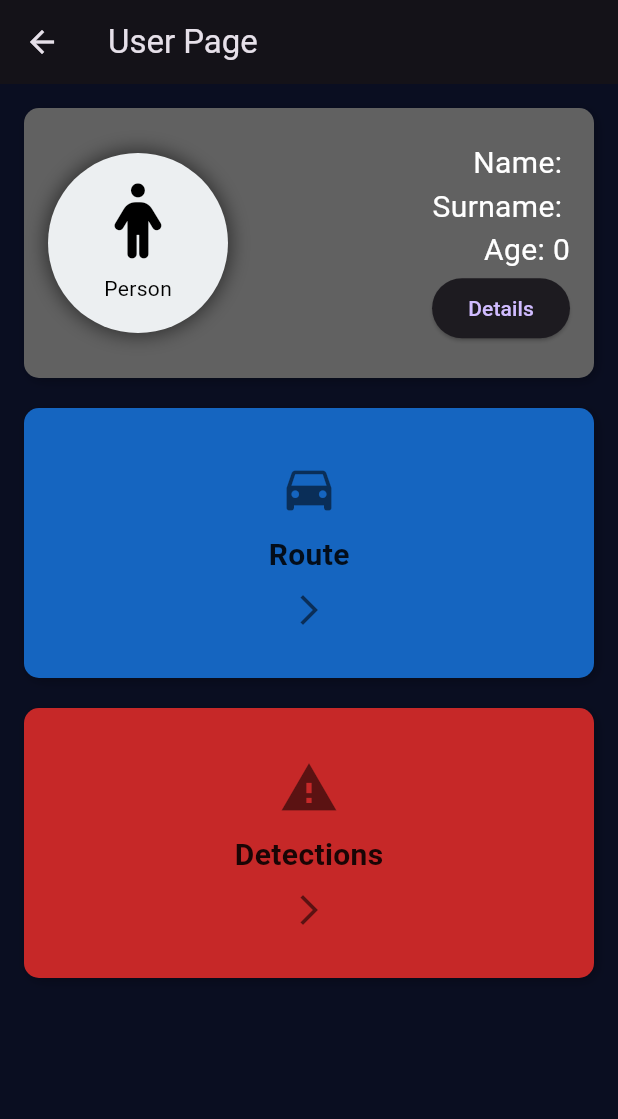
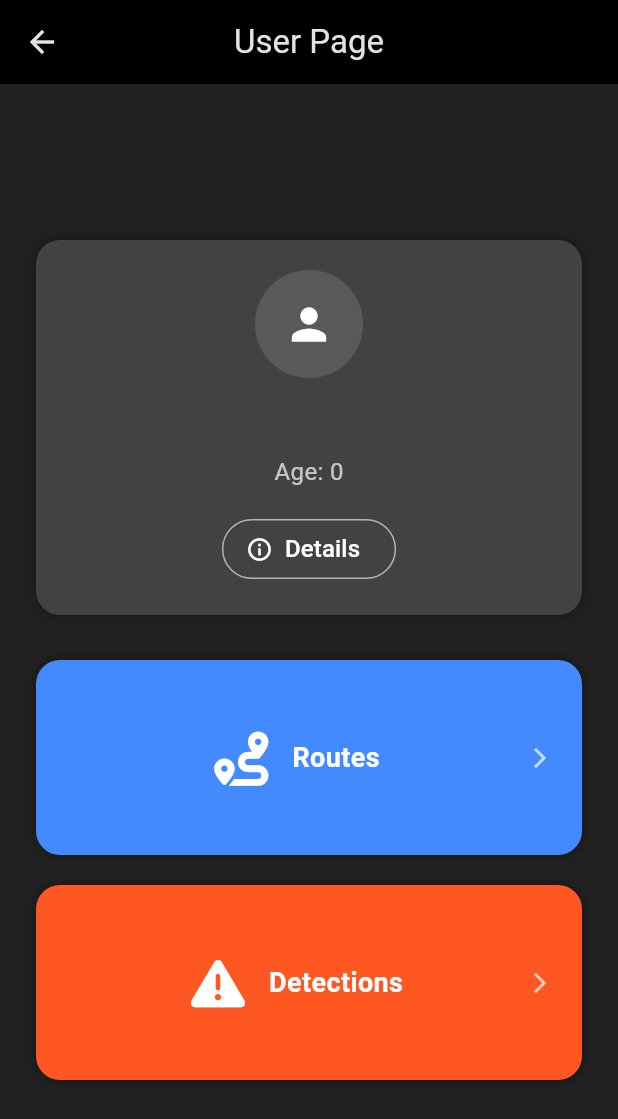
Before and after one commit to Beykn/GuardEye, a Flutter app: the UserPage screen opened by its route, on a phone screen of 412 x 824 dp. Shown: the top 1119 px of the screen. Run offline on Flutter 3.47's test engine with Material 3 defaults, Android fonts, the phone set to English and light mode, and no system bars; our stand-ins replace camera, cloud_firestore, firebase_auth, firebase_core, firebase_storage, font_awesome_flutter and 1 more; missing offline and left inert: tflite_flutter; accounts and stored records are empty.

Commit message:
user page design changed make more efficient

```diff
--- a/graduation/lib/driver_screens/userPage.dart
+++ b/graduation/lib/driver_screens/userPage.dart
@@ -4,7 +4,6 @@ import 'package:font_awesome_flutter/font_awesome_flutter.dart';
 import 'package:graduation/driver_screens/driver_trips_page.dart';
 import 'package:graduation/services/database.dart';
 import 'package:graduation/models/userInfo.dart';
-import 'package:graduation/userIcon.dart';
 import 'package:graduation/driver_screens/detection_details.dart';
 import '../userDetail.dart';
 
@@ -12,7 +11,7 @@ class UserPage extends StatefulWidget {
   const UserPage({super.key});
 
   @override
-  _UserPageState createState() => _UserPageState();
+  State<UserPage> createState() => _UserPageState();
 }
 
 class _UserPageState extends State<UserPage> {
@@ -31,71 +30,69 @@ class _UserPageState extends State<UserPage> {
   @override
   Widget build(BuildContext context) {
     return Scaffold(
-      appBar: AppBar(title: const Text("User Page")),
-      body: Padding(
-        padding: const EdgeInsets.all(16.0),
-        child: FutureBuilder<Driver?>(
+      backgroundColor: Colors.grey.shade900,
+      appBar: AppBar(
+        title: const Text("User Page"),
+        centerTitle: true,
+        backgroundColor: Colors.black,
+      ),
+      body: FutureBuilder<Driver?>(
         future: userDataFuture,
         builder: (context, snapshot) {
           if (snapshot.connectionState == ConnectionState.waiting) {
-              return const Center(child: CircularProgressIndicator());
-            } else if (snapshot.hasError) {
-              return const Center(child: Text("Error loading user info"));
-            } else if (!snapshot.hasData || snapshot.data == null) {
-              return const Center(child: Text("No user data found"));
+            return const Center(child: CircularProgressIndicator(color: Colors.white));
+          } else if (snapshot.hasError || !snapshot.hasData) {
+            return const Center(child: Text("No user data", style: TextStyle(color: Colors.white70)));
           }
 
           final user = snapshot.data!;
-            return Column(
-              crossAxisAlignment: CrossAxisAlignment.stretch,
-              children: <Widget>[
-                _buildUserCard(context, user),
-                const SizedBox(height: 20.0),
-                _buildRouteContainer(context, user),
-                const SizedBox(height: 20.0),
-                _buildDetectionContainer(context),
+          return Center(
+            child: SingleChildScrollView(
+              padding: const EdgeInsets.all(24),
+              child: Column(
+                mainAxisAlignment: MainAxisAlignment.center,
+                children: [
+                  _buildProfileCard(user),
+                  const SizedBox(height: 30),
+                  _buildActionColumn(user),
                 ],
+              ),
+            ),
           );
         },
-        ),
       ),
     );
   }
 
-  Widget _buildUserCard(BuildContext context, Driver user) {
+  Widget _buildProfileCard(Driver user) {
     return Container(
-      height: 180,
+      padding: const EdgeInsets.all(20),
       width: double.infinity,
       decoration: BoxDecoration(
-        color: Colors.grey.shade700,
-        borderRadius: BorderRadius.circular(10),
-        boxShadow: const [
-          BoxShadow(color: Colors.black26, blurRadius: 5, offset: Offset(2, 2)),
-        ],
+        color: Colors.grey.shade800,
+        borderRadius: BorderRadius.circular(16),
+        boxShadow: const [BoxShadow(color: Colors.black38, blurRadius: 8)],
       ),
-      child: Row(
-        children: <Widget>[
-          Padding(
-            padding: const EdgeInsets.all(16.0),
-            child: UserIcon(icon: FontAwesomeIcons.person),
+      child: Column(
+        children: [
+          const CircleAvatar(
+            radius: 36,
+            backgroundColor: Colors.white12,
+            child: Icon(Icons.person, color: Colors.white, size: 34),
           ),
-          const Spacer(),
-          Padding(
-            padding: const EdgeInsets.only(right: 16.0),
-            child: Column(
-              mainAxisAlignment: MainAxisAlignment.center,
-              crossAxisAlignment: CrossAxisAlignment.end,
-              children: [
-                Text("Name: ${user.firstName}", style: const TextStyle(color: Colors.white, fontSize: 20)),
-                Text("Surname: ${user.lastName}", style: const TextStyle(color: Colors.white, fontSize: 20)),
-                Text("Age: ${user.age}", style: const TextStyle(color: Colors.white, fontSize: 20)),
-                ElevatedButton(
+          const SizedBox(height: 14),
+          Text(
+            "${user.firstName} ${user.lastName}",
+            style: const TextStyle(color: Colors.white, fontSize: 22, fontWeight: FontWeight.bold),
+          ),
+          const SizedBox(height: 6),
+          Text("Age: ${user.age}", style: const TextStyle(color: Colors.white70, fontSize: 16)),
+          const SizedBox(height: 16),
+          OutlinedButton.icon(
             onPressed: () async {
               final result = await Navigator.push(
                 context,
-                      MaterialPageRoute(
-                        builder: (context) => UserDetail(uid: uid),
-                      ),
+                MaterialPageRoute(builder: (context) => UserDetail(uid: uid)),
               );
               if (result == true) {
                 setState(() {
@@ -103,9 +100,14 @@ class _UserPageState extends State<UserPage> {
                 });
               }
             },
-                  child: const Text('Details'),
+            icon: const Icon(Icons.info_outline, color: Colors.white),
+            label: const Text(
+              "Details",
+              style: TextStyle(color: Colors.white, fontSize: 16, fontWeight: FontWeight.w500),
             ),
-              ],
+            style: OutlinedButton.styleFrom(
+              side: const BorderSide(color: Colors.white60),
+              foregroundColor: Colors.white,
             ),
           ),
         ],
@@ -113,48 +115,31 @@ class _UserPageState extends State<UserPage> {
     );
   }
 
-  Widget _buildRouteContainer(BuildContext context, Driver user) {
-    return GestureDetector(
+  Widget _buildActionColumn(Driver user) {
+    return Column(
+      children: [
+        _buildActionCard(
+          icon: FontAwesomeIcons.route,
+          label: "Routes",
+          color: Colors.blueAccent,
           onTap: () {
             Navigator.push(
               context,
               MaterialPageRoute(
                 builder: (context) => DriverTripsPage(
                   driverId: uid,
-              driverName: "${user.firstName} ${user.lastName}", onlyView: false,
+                  driverName: "${user.firstName} ${user.lastName}",
+                  onlyView: false,
                 ),
               ),
             );
           },
-      child: Container(
-        height: 180,
-        width: double.infinity,
-        decoration: BoxDecoration(
-          color: Colors.blue.shade800,
-          borderRadius: BorderRadius.circular(10),
-          boxShadow: const [
-            BoxShadow(color: Colors.black26, blurRadius: 5, offset: Offset(2, 2)),
-          ],
         ),
-        child: Column(
-          mainAxisAlignment: MainAxisAlignment.center,
-          children: [
-            Icon(Icons.directions_car, size: 40, color: Colors.black54),
-            const SizedBox(height: 10),
-            const Text(
-              "Route",
-              style: TextStyle(fontSize: 20, fontWeight: FontWeight.bold, color: Colors.black87),
-            ),
-            const SizedBox(height: 10),
-            const Icon(Icons.arrow_forward_ios, color: Colors.black54),
-          ],
-        ),
-      ),
-    );
-  }
-
-  Widget _buildDetectionContainer(BuildContext context) {
-    return GestureDetector(
+        const SizedBox(height: 20),
+        _buildActionCard(
+          icon: FontAwesomeIcons.triangleExclamation,
+          label: "Detections",
+          color: Colors.deepOrange,
           onTap: () {
             Navigator.push(
               context,
@@ -165,27 +150,49 @@ class _UserPageState extends State<UserPage> {
               ),
             );
           },
+        ),
+      ],
+    );
+  }
+
+  Widget _buildActionCard({
+    required IconData icon,
+    required String label,
+    required Color color,
+    required VoidCallback onTap,
+  }) {
+    return GestureDetector(
+      onTap: onTap,
       child: Container(
-        height: 180,
         width: double.infinity,
+        height: 130,
         decoration: BoxDecoration(
-          color: Colors.red.shade800,
-          borderRadius: BorderRadius.circular(10),
-          boxShadow: const [
-            BoxShadow(color: Colors.black26, blurRadius: 5, offset: Offset(2, 2)),
+          color: color,
+          borderRadius: BorderRadius.circular(16),
+          boxShadow: const [BoxShadow(color: Colors.black45, blurRadius: 6)],
+        ),
+        child: Row(
+          mainAxisAlignment: MainAxisAlignment.spaceBetween,
+          children: [
+            const SizedBox(width: 20),
+            Row(
+              children: [
+                Icon(icon, size: 36, color: Colors.white),
+                const SizedBox(width: 16),
+                Text(
+                  label,
+                  style: const TextStyle(
+                    fontSize: 18,
+                    fontWeight: FontWeight.bold,
+                    color: Colors.white,
+                  ),
+                ),
               ],
             ),
-        child: Column(
-          mainAxisAlignment: MainAxisAlignment.center,
-          children: [
-            Icon(Icons.warning, size: 40, color: Colors.black54),
-            const SizedBox(height: 10),
-            const Text(
-              "Detections",
-              style: TextStyle(fontSize: 20, fontWeight: FontWeight.bold, color: Colors.black87),
-            ),
-            const SizedBox(height: 10),
-            const Icon(Icons.arrow_forward_ios, color: Colors.black54),
+            const Padding(
+              padding: EdgeInsets.only(right: 20),
+              child: Icon(Icons.arrow_forward_ios, size: 16, color: Colors.white70),
+            )
           ],
         ),
       ),
```
Lines whose indentation alone changed are shown as unchanged.
